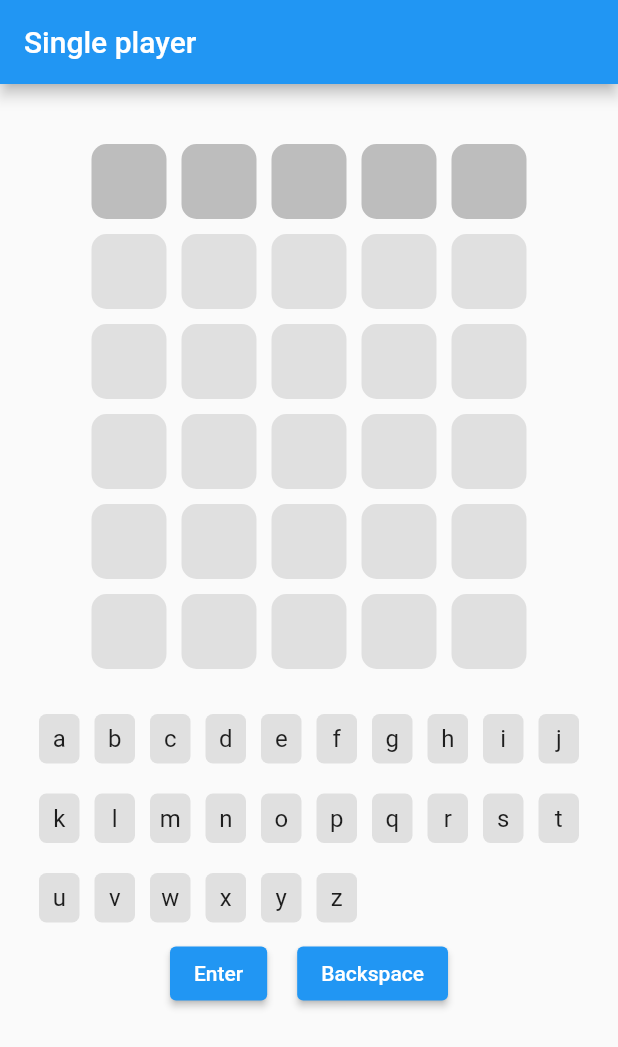
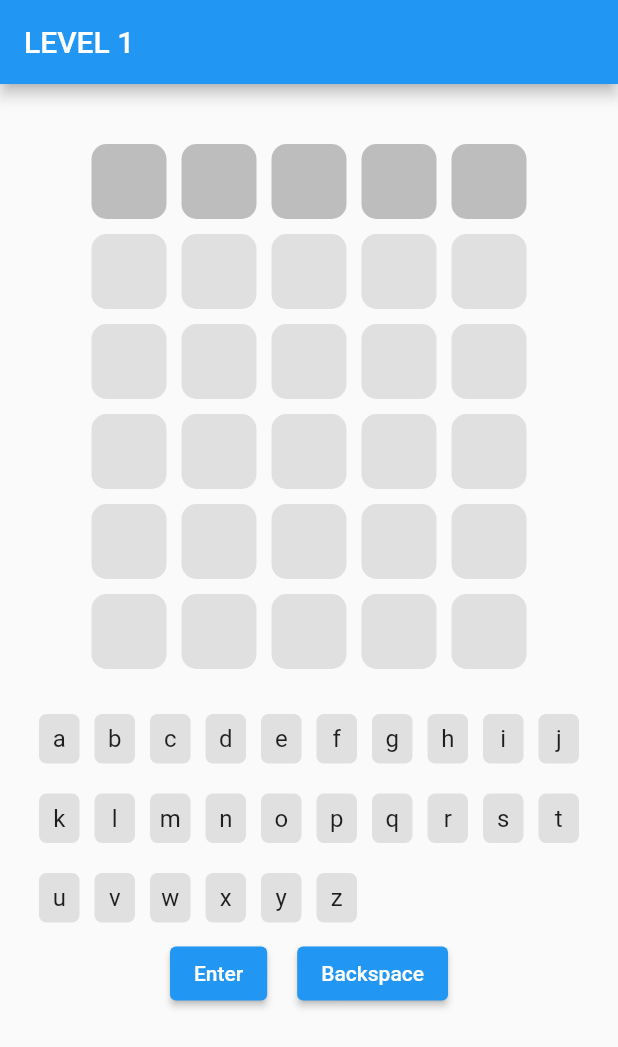
Before and after one commit to Husain-Jinia/Flutter-Wordle, a Flutter app: the screen it shows after launch, after a tap on "Start a new game", on a phone screen of 412 x 824 dp. Shown: the top 1047 px of the screen. Run offline on Flutter 3.47's test engine with Material 2 defaults, Android fonts, the phone set to English and light mode, and no system bars; our stand-ins replace pinput, shared_preferences.

Commit message:
Added level update + fixed high score issue

```diff
--- a/lib/screens/single_player_game_screen.dart
+++ b/lib/screens/single_player_game_screen.dart
@@ -42,19 +42,20 @@ class _SinglePlayerState extends State<SinglePlayer> {
 
   var tempWord = (words..shuffle()).first;
 
+  int level = 0;
+
   @override
   void initState() {
     // TODO: implement initState
     super.initState();
+    setLevel();
   }
 
   score(String status) async {
     int currentLevelScore = (5 - activeTileSet);
     int? currentScore =await prefs.getScoreFromSharedPref('score');
-    print(currentLevelScore);
-    print(currentScore);
-    int totalScore = currentLevelScore + currentScore!;
-    print(totalScore);
+    int totalScore;
+    status!="over"?totalScore = currentLevelScore + currentScore!:totalScore = currentScore!;
     await prefs.saveScoreToSharedPref("score", totalScore);
     if(status == "over"){
       int? highScore =await prefs.getScoreFromSharedPref('high-score');
@@ -62,9 +63,28 @@ class _SinglePlayerState extends State<SinglePlayer> {
       totalScore>convertedHighScore?
       await prefs.saveScoreToSharedPref("high-score", totalScore):
       await prefs.saveScoreToSharedPref("high-score", highScore);
-      print("aaaaaaaaaaaaaaaaaaa $convertedHighScore");
       await prefs.saveScoreToSharedPref("score", 0);
+      print(await prefs.getScoreFromSharedPref('score'));
     }
+  }
+
+  setLevel() async {
+    int? currentLevel = await prefs.getLevelFromSharedPref('level');
+    setState(() {
+      level = currentLevel??=1;
+    });
+  }
+
+  levelUpdate(status) async {
+    int? currentLevel = await prefs.getLevelFromSharedPref('level');
+    await prefs.saveLevelToSharedPref('level', currentLevel!.toInt()+1);
+    print(prefs.getLevelFromSharedPref('level'));
+    if(status == "over"){
+      await prefs.saveLevelToSharedPref('level', 1);
+    }
+    setState(() {
+      level = currentLevel??=1;
+    });
   }
 
   onGameLoss(){
@@ -125,7 +145,7 @@ class _SinglePlayerState extends State<SinglePlayer> {
 
                 ),
                 const SizedBox(height: 40,),
-                const Text("LEVEL 1", style: TextStyle(fontSize: 20, fontWeight: FontWeight.bold),),
+                Text("LEVEL ${level}", style: TextStyle(fontSize: 20, fontWeight: FontWeight.bold),),
                 const SizedBox(height: 25,),
                 activeTileSet==0?
                 const Text("Solved in a single step"):Text("Solved in ${activeTileSet+1} steps"),
@@ -140,7 +160,7 @@ class _SinglePlayerState extends State<SinglePlayer> {
                   GestureDetector(
                     onTap: () {
                       score("over");
-                      super.dispose();
+                      levelUpdate("over");
                       Navigator.of(context).pushAndRemoveUntil(MaterialPageRoute(builder: (context) =>
                       StartScreen()), (Route<dynamic> route) => false);
                     },
@@ -279,11 +299,13 @@ class _SinglePlayerState extends State<SinglePlayer> {
     if(tempWord == tempSubittedWord){
       onGameWin();
       score("continue");
+      levelUpdate("continue");
 
     }
     else if(activeTileSet>5){
       onGameLoss();
       score("over");
+      levelUpdate("over");
     }
     else{
       setState(() {
@@ -299,7 +321,7 @@ class _SinglePlayerState extends State<SinglePlayer> {
   Widget build(BuildContext context) {
     return Scaffold(
       appBar: AppBar(
-        title: const Text("Single player"),
+        title: Text("LEVEL ${level}"),
       ),
       body: Container(
         child:SingleChildScrollView(
--- a/lib/screens/start_screen.dart
+++ b/lib/screens/start_screen.dart
@@ -12,7 +12,7 @@ class StartScreen extends StatefulWidget {
 class _StartScreenState extends State<StartScreen> {
 
   SharedPreferencesService prefs = SharedPreferencesService();
-  int highScore=0;
+  int highScore = 0;
   int score= 0;
 
   @override
@@ -24,8 +24,8 @@ class _StartScreenState extends State<StartScreen> {
   }
 
   setHighScore() async {
-    int? highScore = await prefs.getScoreFromSharedPref('high-score');
-    int ConvertedHighScore = highScore??=0.toInt();
+    int? hScore = await prefs.getScoreFromSharedPref('high-score');
+    int ConvertedHighScore = hScore??=0.toInt();
     setState(() {
       highScore  = ConvertedHighScore;
     });
@@ -35,11 +35,13 @@ class _StartScreenState extends State<StartScreen> {
     int? PrevScore = await prefs.getScoreFromSharedPref("score");
     setState(() {
       score = PrevScore??=0;
+      print("hjk");
     });
   }
 
-  rebootScore() async {
+  rebootScoreAndLevel() async {
     await prefs.saveScoreToSharedPref("score", 0);
+    await prefs.saveLevelToSharedPref('level', 1);
   }
 
   @override
@@ -66,8 +68,8 @@ class _StartScreenState extends State<StartScreen> {
               style:ElevatedButton.styleFrom(
                 primary: Colors.blue[400]
               ),
-              onPressed: () async {
-                rebootScore();
+              onPressed: () {
+                rebootScoreAndLevel();
                 Navigator.pushReplacement<void, void>(
                   context,
                   MaterialPageRoute<void>(
--- a/lib/sharedPrefs.dart
+++ b/lib/sharedPrefs.dart
@@ -8,14 +8,14 @@ class SharedPreferencesService {
     prefs = await SharedPreferences.getInstance();
   }
 
-  Future<bool> saveToSharedPref(String key, String token) async {
+  Future<int?> getLevelFromSharedPref(String key) async {
     SharedPreferences prefs = await SharedPreferences.getInstance();
-    return prefs.setString(key, token);
+    return prefs.getInt(key);
   }
 
-  Future<String?> getFromSharedPref(String key) async {
+  Future<bool> saveLevelToSharedPref(String key, int token) async {
     SharedPreferences prefs = await SharedPreferences.getInstance();
-    return prefs.getString(key);
+    return prefs.setInt(key, token);
   }
 
   Future<int?> getScoreFromSharedPref(String key) async {
```
